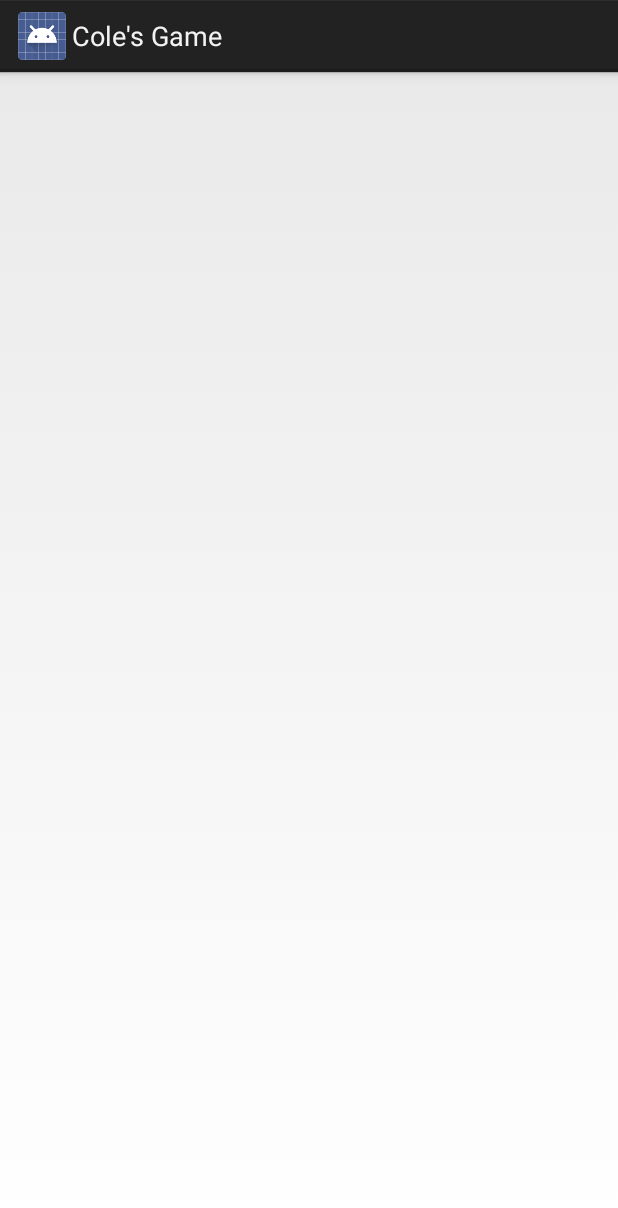
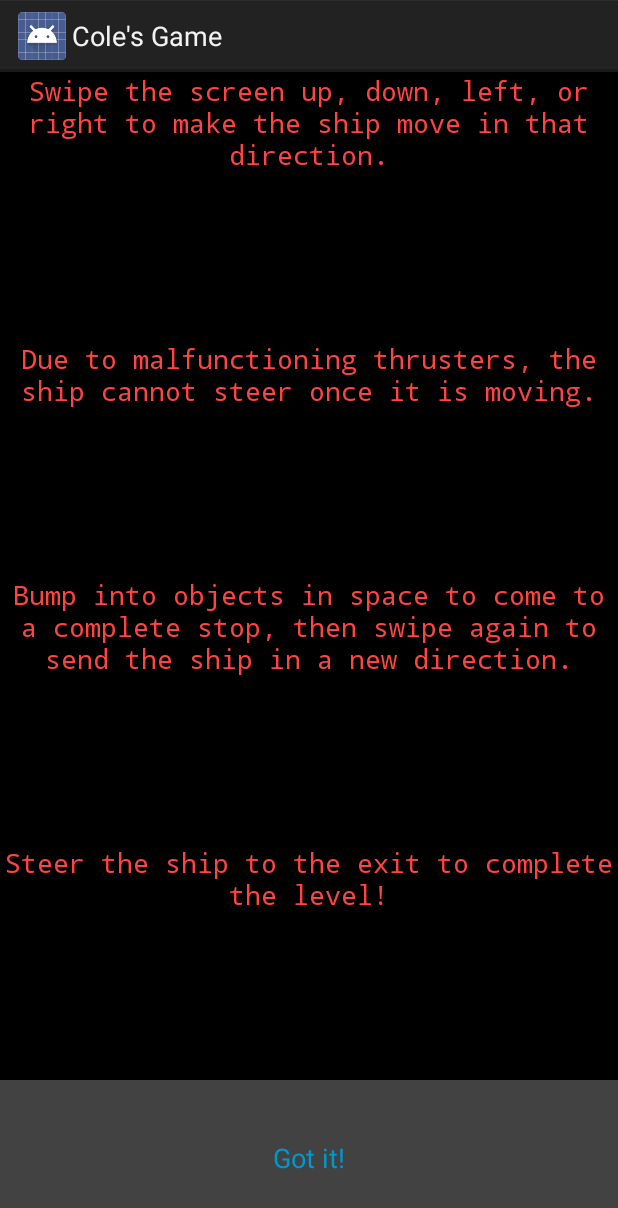
Before and after one commit to colemccann/SpaceEscape, an Android app: the fragment InstructionsFragment shown on its own in the app's theme, on a phone screen of 412 x 824 dp. Shown: the top 1208 px of the screen. Run offline under Robolectric (Android 15) with nearby library versions, the phone set to English and light mode, and no system bars.

Commit message:
finishing up things

```diff
--- a/app/src/main/AndroidManifest.xml
+++ b/app/src/main/AndroidManifest.xml
@@ -4,9 +4,9 @@
 
     <application
         android:allowBackup="true"
-        android:icon="@mipmap/ic_launcher"
+        android:icon="@mipmap/blue_ship"
         android:label="@string/app_name"
-        android:roundIcon="@mipmap/ic_launcher_round"
+        android:roundIcon="@mipmap/blue_ship"
         android:supportsRtl="true"
         android:theme="@style/AppTheme">
         <activity android:name=".mainmenu.MainActivity"
@@ -21,7 +21,7 @@
 
         <activity
             android:name=".game.GameActivity"
-            android:screenOrientation="portrait"
+            android:screenOrientation="landscape"
             android:theme="@android:style/Theme.NoTitleBar.Fullscreen" />
 
         <service
--- a/app/src/main/java/net/mostlyhuman/colesgame/game/GameRenderer.java
+++ b/app/src/main/java/net/mostlyhuman/colesgame/game/GameRenderer.java
@@ -1035,6 +1035,7 @@ class GameRenderer implements GLSurfaceView.Renderer, GameManager.levelLoadedCon
                     if (distanceH < safeDistance) {
                         hit = laser.detectCollision(gm.player.getCollisionPackage());
                         if (hit) {
+                            sm.playSound(Constants.Sounds.EXPLOSION);
                             restartLevel();
                         }
                     }
--- a/app/src/main/java/net/mostlyhuman/colesgame/levels/chapter3/Level28.java
+++ b/app/src/main/java/net/mostlyhuman/colesgame/levels/chapter3/Level28.java
@@ -18,7 +18,7 @@ public class Level28 extends LevelData {
         levelType = MAIN_LEVEL;
 
         tiles = new ArrayList<>();
-        this.tiles.add("#p#B..#");
+        this.tiles.add("#pB...#");
         this.tiles.add("w...##e");
         this.tiles.add("....##.");
         this.tiles.add("w..#.w#");
--- a/app/src/main/java/net/mostlyhuman/colesgame/mainmenu/InstructionsFragment.java
+++ b/app/src/main/java/net/mostlyhuman/colesgame/mainmenu/InstructionsFragment.java
@@ -1,10 +1,46 @@
 package net.mostlyhuman.colesgame.mainmenu;
 
 import android.app.Fragment;
+import android.os.Bundle;
+import android.support.annotation.Nullable;
+import android.view.LayoutInflater;
+import android.view.View;
+import android.view.ViewGroup;
+import android.widget.Button;
+
+import net.mostlyhuman.colesgame.R;
+
 
 /**
  * Created by CaptainMcCann on 9/18/2017.
  */
 
 public class InstructionsFragment extends Fragment {
+
+    Button gotItButton;
+
+    public InstructionsFragment() {
+        // Required empty public constructor
+    }
+
+    public static Fragment newInstance() {
+        return new InstructionsFragment();
+    }
+
+    @Nullable
+    @Override
+    public View onCreateView(LayoutInflater inflater, @Nullable ViewGroup container, Bundle savedInstanceState) {
+
+        View v = inflater.inflate(R.layout.fragment_instructions, container, false);
+
+        gotItButton = (Button) v.findViewById(R.id.button_gotit);
+        gotItButton.setOnClickListener(new View.OnClickListener() {
+            @Override
+            public void onClick(View v) {
+                getActivity().getFragmentManager().popBackStack();
+            }
+        });
+
+        return v;
+    }
 }
--- a/app/src/main/java/net/mostlyhuman/colesgame/mainmenu/LevelSelectionFragment.java
+++ b/app/src/main/java/net/mostlyhuman/colesgame/mainmenu/LevelSelectionFragment.java
@@ -228,8 +228,6 @@ public class LevelSelectionFragment extends Fragment implements
                 holder.linearLayout.setMinimumWidth(itemWidth);
                 holder.linearLayout.setMinimumHeight(itemWidth);
 
-                holder.levelTitle.setTextColor(Color.BLACK);
-
                 if (level.isAvailable()) {
 
                     if (level.isCompleted())
@@ -237,6 +235,7 @@ public class LevelSelectionFragment extends Fragment implements
                     else
                         holder.levelImageView.setImageResource(R.mipmap.icon_level_unlocked);
                 } else {
+                    holder.levelTitle.setTextColor(Color.GRAY);
                     holder.levelImageView.setImageResource(R.mipmap.icon_level_locked);
                 }
 
--- a/app/src/main/java/net/mostlyhuman/colesgame/mainmenu/MainMenuFragment.java
+++ b/app/src/main/java/net/mostlyhuman/colesgame/mainmenu/MainMenuFragment.java
@@ -36,7 +36,7 @@ public class MainMenuFragment extends Fragment {
                         openChapterSelection();
                         break;
                     case R.id.howToPlayButton:
-                        Toast.makeText(getActivity(), "Implement options functionality!", Toast.LENGTH_SHORT).show();
+                        showInstructions();
                         break;
                 }
             }
@@ -69,10 +69,14 @@ public class MainMenuFragment extends Fragment {
                 .commit();
     }
 
-    /*
+
     private void showInstructions() {
         FragmentManager fragmentManager = getFragmentManager();
-        Fragment fragment =
+        Fragment fragment = InstructionsFragment.newInstance();
+        fragmentManager.beginTransaction()
+                .replace(R.id.fragment_frame, fragment)
+                .addToBackStack(null)
+                .commit();
     }
-    */
+
 }
--- /dev/null
+++ b/app/src/main/res/layout-large/fragment_instructions.xml
@@ -0,0 +1,60 @@
+<?xml version="1.0" encoding="utf-8"?>
+<LinearLayout xmlns:android="http://schemas.android.com/apk/res/android"
+    android:layout_width="match_parent"
+    android:layout_height="match_parent"
+    android:background="@android:color/background_dark"
+    android:orientation="vertical">
+
+    <TextView
+        android:id="@+id/instructions_TV"
+        android:layout_width="match_parent"
+        android:layout_height="wrap_content"
+        android:layout_weight="1"
+        android:linksClickable="false"
+        android:password="false"
+        android:phoneNumber="false"
+        android:text="@string/instructions"
+        android:textAlignment="center"
+        android:textAppearance="@style/CardViewStyleRegular"
+        android:textSize="30sp" />
+
+    <TextView
+        android:id="@+id/instructions_TV2"
+        android:layout_width="match_parent"
+        android:layout_height="wrap_content"
+        android:layout_weight="1"
+        android:text="@string/instructions_2"
+        android:textAlignment="center"
+        android:textAppearance="@style/CardViewStyleRegular"
+        android:textSize="30sp" />
+
+    <TextView
+        android:id="@+id/instructions_TV3"
+        android:layout_width="match_parent"
+        android:layout_height="wrap_content"
+        android:layout_weight="1"
+        android:text="@string/instructions_3"
+        android:textAlignment="center"
+        android:textAppearance="@style/CardViewStyleRegular"
+        android:textSize="30sp" />
+
+    <TextView
+        android:id="@+id/instructions_TV4"
+        android:layout_width="match_parent"
+        android:layout_height="wrap_content"
+        android:layout_weight="1"
+        android:text="@string/instructions_4"
+        android:textAlignment="center"
+        android:textAppearance="@style/CardViewStyleRegular"
+        android:textSize="30sp" />
+
+    <Button
+        android:id="@+id/button_gotit"
+        android:layout_width="match_parent"
+        android:layout_height="wrap_content"
+        android:layout_weight=".5"
+        android:background="@color/cardview_dark_background"
+        android:text="Got it!"
+        android:textColor="@android:color/holo_blue_dark"
+        android:textSize="30sp" />
+</LinearLayout>
--- a/app/src/main/res/layout-large/recyclerview_level_list_item.xml
+++ b/app/src/main/res/layout-large/recyclerview_level_list_item.xml
@@ -9,7 +9,7 @@
     <android.support.v7.widget.CardView
         android:layout_width="wrap_content"
         android:layout_height="wrap_content"
-        app:cardBackgroundColor="@color/cardview_light_background">
+        app:cardBackgroundColor="@color/cardview_dark_background">
 
         <LinearLayout
             android:id="@+id/level_view_ll"
@@ -23,7 +23,10 @@
                 android:layout_height="wrap_content"
                 android:layout_gravity="center"
                 android:layout_weight="2"
-                android:textSize="46sp"
+                android:textAppearance="@style/CardViewStyleTitle"
+                android:textColor="@color/textRed"
+                android:textSize="36sp"
+                android:typeface="monospace"
                 tools:text="Level 1" />
 
             <ImageView
--- /dev/null
+++ b/app/src/main/res/layout/fragment_instructions.xml
@@ -0,0 +1,56 @@
+<?xml version="1.0" encoding="utf-8"?>
+<LinearLayout xmlns:android="http://schemas.android.com/apk/res/android"
+    android:layout_width="match_parent"
+    android:layout_height="match_parent"
+    android:background="@android:color/background_dark"
+    android:orientation="vertical">
+
+    <TextView
+        android:id="@+id/instructions_TV"
+        android:layout_width="match_parent"
+        android:layout_height="wrap_content"
+        android:layout_weight="1"
+        android:linksClickable="false"
+        android:password="false"
+        android:phoneNumber="false"
+        android:text="@string/instructions"
+        android:textAlignment="center"
+        android:textAppearance="@style/CardViewStyleRegular"
+        android:textSize="18sp" />
+
+    <TextView
+        android:id="@+id/instructions_TV2"
+        android:layout_width="match_parent"
+        android:layout_height="wrap_content"
+        android:layout_weight="1"
+        android:text="@string/instructions_2"
+        android:textAlignment="center"
+        android:textAppearance="@style/CardViewStyleRegular" />
+
+    <TextView
+        android:id="@+id/instructions_TV3"
+        android:layout_width="match_parent"
+        android:layout_height="wrap_content"
+        android:layout_weight="1"
+        android:text="@string/instructions_3"
+        android:textAlignment="center"
+        android:textAppearance="@style/CardViewStyleRegular" />
+
+    <TextView
+        android:id="@+id/instructions_TV4"
+        android:layout_width="match_parent"
+        android:layout_height="wrap_content"
+        android:layout_weight="1"
+        android:text="@string/instructions_4"
+        android:textAlignment="center"
+        android:textAppearance="@style/CardViewStyleRegular" />
+
+    <Button
+        android:id="@+id/button_gotit"
+        android:layout_width="match_parent"
+        android:layout_height="wrap_content"
+        android:layout_weight=".5"
+        android:background="@color/cardview_dark_background"
+        android:text="Got it!"
+        android:textColor="@android:color/holo_blue_dark" />
+</LinearLayout>
--- a/app/src/main/res/layout/recyclerview_level_list_item.xml
+++ b/app/src/main/res/layout/recyclerview_level_list_item.xml
@@ -10,7 +10,7 @@
         android:id="@+id/level_cardview"
         android:layout_width="wrap_content"
         android:layout_height="wrap_content"
-        app:cardBackgroundColor="@color/cardview_light_background">
+        app:cardBackgroundColor="@color/cardview_dark_background">
 
         <LinearLayout
             android:id="@+id/level_view_ll"
@@ -20,6 +20,7 @@
 
             <TextView
                 android:id="@+id/level_number"
+                android:textAppearance="@style/CardViewStyleRegular"
                 android:layout_width="wrap_content"
                 android:layout_height="wrap_content"
                 android:layout_gravity="center"
--- a/app/src/main/res/values/strings.xml
+++ b/app/src/main/res/values/strings.xml
@@ -34,6 +34,14 @@
     <string name="setup_complete">Setup complete! Proceeding to main menu</string>
     <string name="initialization_failed">Level initialization failed. Retrying&#8320;</string>
 
+    <string name="instructions">Swipe the screen up, down, left, or right to make
+        the ship move in that direction.</string>
+    <string name="instructions_2">
+        Due to malfunctioning thrusters, the ship cannot steer once it is moving.</string>
+    <string name="instructions_3">Bump into objects in space to come to a complete stop,
+        then swipe again to send the ship in a new direction.</string>
+    <string name="instructions_4">Steer the ship to the exit to complete the level!</string>
+
     <array name="chapter_numbers">
         <item>@string/chapter_one</item>
         <item>@string/chapter_two</item>
```
Also changed, not shown: app/src/main/blue_ship-web.png (added), app/src/main/res/drawable/atlas.png, app/src/main/res/drawable/newship.png, app/src/main/res/mipmap-hdpi/blue_ship.png (added), app/src/main/res/mipmap-mdpi/blue_ship.png (added), app/src/main/res/mipmap-xhdpi/blue_ship.png (added), app/src/main/res/mipmap-xxhdpi/blue_ship.png (added), app/src/main/res/mipmap-xxxhdpi/blue_ship.png (added).
